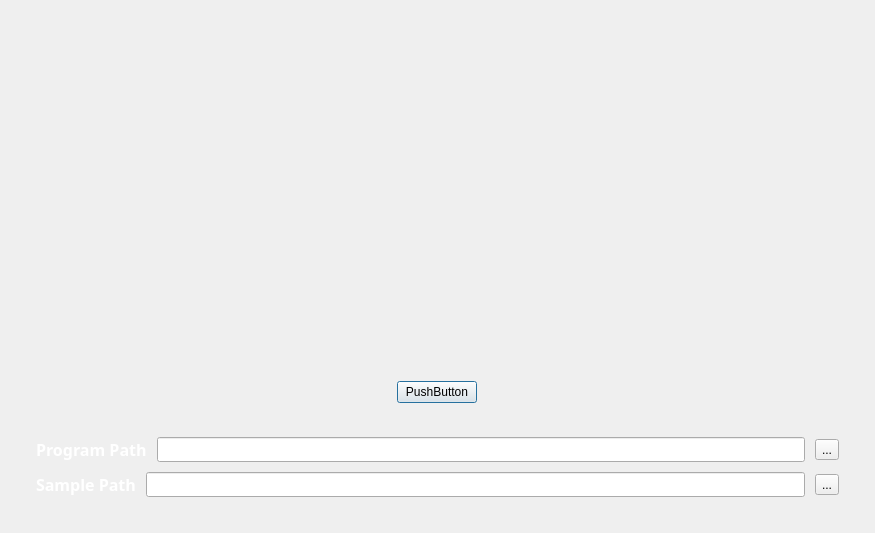
Above: ui/main.ui from dnsdudrla97/Fuzz before the change. Below: the same form after it.
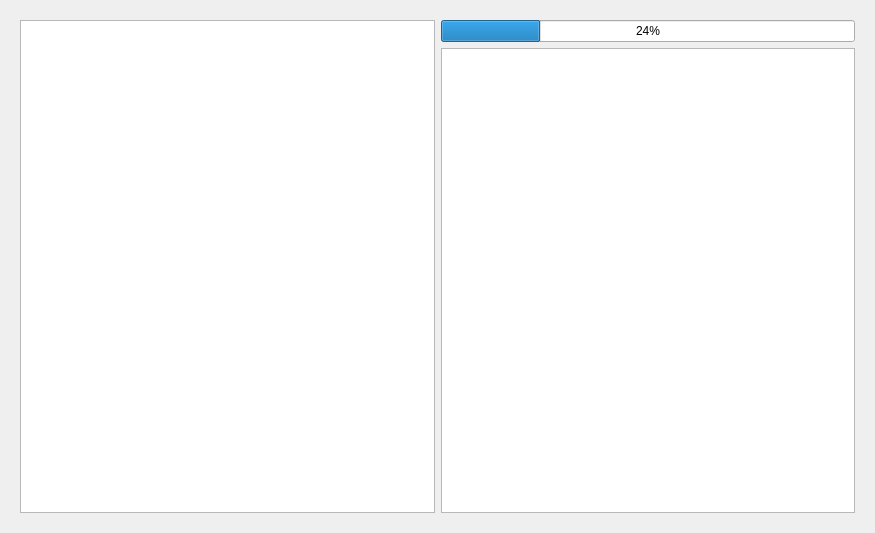
That is the form after the change. The open tabs and pages were chosen to show the change. Icons and pictures are not drawn.

```diff
--- a/ui/main.ui
+++ b/ui/main.ui
@@ -16,8 +16,21 @@
   <property name="styleSheet">
    <string notr="true">background-image: url(:/img/img/main-background.png);</string>
   </property>
-  <layout class="QVBoxLayout" name="verticalLayout">
+  <layout class="QHBoxLayout" name="horizontalLayout_4">
    <item>
+    <widget class="QStackedWidget" name="stacked">
+     <property name="enabled">
+      <bool>true</bool>
+     </property>
+     <property name="font">
+      <font>
+       <stylestrategy>PreferAntialias</stylestrategy>
+      </font>
+     </property>
+     <property name="currentIndex">
+      <number>0</number>
+     </property>
+     <widget class="QWidget" name="verticalStackedWidgetPage1" native="true">
     <layout class="QVBoxLayout" name="verticalLayout_2" stretch="0">
      <property name="spacing">
       <number>10</number>
@@ -57,8 +70,14 @@
          </item>
          <item alignment="Qt::AlignHCenter|Qt::AlignVCenter">
           <widget class="QPushButton" name="btn_main_3">
+             <property name="font">
+              <font>
+               <family>Samsung Sans</family>
+               <pointsize>11</pointsize>
+              </font>
+             </property>
            <property name="text">
-            <string>PushButton</string>
+              <string>START</string>
            </property>
           </widget>
          </item>
@@ -169,6 +188,49 @@
       </layout>
      </item>
     </layout>
+     </widget>
+     <widget class="QWidget" name="page">
+      <layout class="QHBoxLayout" name="horizontalLayout_5">
+       <item>
+        <layout class="QVBoxLayout" name="verticalLayout_7">
+         <item>
+          <layout class="QVBoxLayout" name="verticalLayout_9">
+           <item>
+            <widget class="QTextBrowser" name="textBrowser">
+             <property name="styleSheet">
+              <string notr="true">border-image: url(:/img/img/sub-background.png);</string>
+             </property>
+            </widget>
+           </item>
+          </layout>
+         </item>
+        </layout>
+       </item>
+       <item>
+        <layout class="QVBoxLayout" name="verticalLayout">
+         <item>
+          <layout class="QVBoxLayout" name="verticalLayout_11">
+           <item>
+            <widget class="QProgressBar" name="progressBar">
+             <property name="value">
+              <number>24</number>
+             </property>
+            </widget>
+           </item>
+           <item>
+            <widget class="QTextBrowser" name="textBrowser_2">
+             <property name="styleSheet">
+              <string notr="true">border-image: url(:/img/img/sub-background.png);</string>
+             </property>
+            </widget>
+           </item>
+          </layout>
+         </item>
+        </layout>
+       </item>
+      </layout>
+     </widget>
+    </widget>
    </item>
   </layout>
  </widget>
```
Lines whose indentation alone changed are shown as unchanged.
